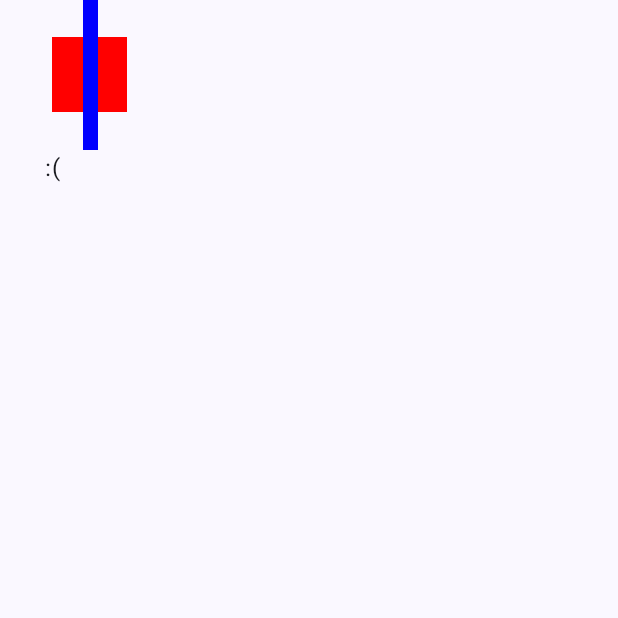
After one commit to RafaelManzanoDev/JetpackComposeCursoMaterial3, an Android app built with Jetpack Compose: the composable MyAdvancedSlider shown on its own in the app's theme, on a phone screen of 412 x 824 dp, the top half of it. The commit adds this screen. Run offline under Robolectric (Android 15) with nearby library versions, the phone set to English and light mode, and no system bars.

Commit message:
Seccion 10 - Slider Avanzado

```diff
--- a/MyFirstComposeApp/app/src/main/java/es/rmanzanodev/myfirstcomposeapp/MainActivity.kt
+++ b/MyFirstComposeApp/app/src/main/java/es/rmanzanodev/myfirstcomposeapp/MainActivity.kt
@@ -10,17 +10,7 @@ import androidx.compose.material3.Scaffold
 import androidx.compose.runtime.Composable
 import androidx.compose.ui.Modifier
 import androidx.compose.ui.tooling.preview.Preview
-import es.rmanzanodev.myfirstcomposeapp.component.progress.MyAdvancedProgressIndicator
-import es.rmanzanodev.myfirstcomposeapp.component.progress.MyAnimationProgressIndicator
-import es.rmanzanodev.myfirstcomposeapp.component.progress.MyCircularProgressIndicator
-import es.rmanzanodev.myfirstcomposeapp.component.progress.MyLinearProgressIndicator
-import es.rmanzanodev.myfirstcomposeapp.component.slider.MySlider
-import es.rmanzanodev.myfirstcomposeapp.component.toggle.MyAdvancedCheckBox
-import es.rmanzanodev.myfirstcomposeapp.component.toggle.MyAdvancedRadioButton
-import es.rmanzanodev.myfirstcomposeapp.component.toggle.MyCheckBox
-import es.rmanzanodev.myfirstcomposeapp.component.toggle.MyRadioButton
-import es.rmanzanodev.myfirstcomposeapp.component.toggle.MySwitch
-import es.rmanzanodev.myfirstcomposeapp.component.toggle.MyTriStateCheckBox
+import es.rmanzanodev.myfirstcomposeapp.component.slider.MyAdvancedSlider
 import es.rmanzanodev.myfirstcomposeapp.login.Greeting
 import es.rmanzanodev.myfirstcomposeapp.ui.theme.MyFirstComposeAppTheme
 
@@ -31,7 +21,7 @@ class MainActivity : ComponentActivity() {
         setContent {
             MyFirstComposeAppTheme {
                 Scaffold(modifier = Modifier.fillMaxSize()) { innerPadding ->
-                    MySlider(Modifier.padding(innerPadding))
+                    MyAdvancedSlider(Modifier.padding(innerPadding))
                 }
             }
         }
--- /dev/null
+++ b/MyFirstComposeApp/app/src/main/java/es/rmanzanodev/myfirstcomposeapp/component/slider/MyAdvancedSlider.kt
@@ -0,0 +1,48 @@
+package es.rmanzanodev.myfirstcomposeapp.component.slider
+
+import androidx.compose.foundation.background
+import androidx.compose.foundation.layout.Box
+import androidx.compose.foundation.layout.Column
+import androidx.compose.foundation.layout.height
+import androidx.compose.foundation.layout.padding
+import androidx.compose.foundation.layout.size
+import androidx.compose.foundation.layout.width
+import androidx.compose.material3.ExperimentalMaterial3Api
+import androidx.compose.material3.Slider
+import androidx.compose.material3.SliderState
+import androidx.compose.material3.Text
+import androidx.compose.runtime.Composable
+import androidx.compose.runtime.getValue
+import androidx.compose.runtime.mutableStateOf
+import androidx.compose.runtime.remember
+import androidx.compose.runtime.setValue
+import androidx.compose.ui.Modifier
+import androidx.compose.ui.graphics.Color
+import androidx.compose.ui.unit.dp
+
+@OptIn(ExperimentalMaterial3Api::class)
+@Composable
+fun MyAdvancedSlider(modifier: Modifier = Modifier) {
+    var example by remember { mutableStateOf(":(") }
+    val state = remember {
+        SliderState(
+            value = 5f,
+            valueRange = 0f..10f,
+            steps = 9,
+            onValueChangeFinished = { example = "FELIZ" }
+        )
+    }
+    Column(modifier = modifier.padding(horizontal = 30.dp)) {
+        Slider(
+            state = state,
+            thumb = { Box(Modifier
+                .width(10.dp)
+                .height(100.dp)
+                .background(Color.Blue)) },
+            track = { Box(Modifier
+                .size(50.dp)
+                .background(Color.Red)) }
+        )
+        Text(text = example)
+    }
+}
```
